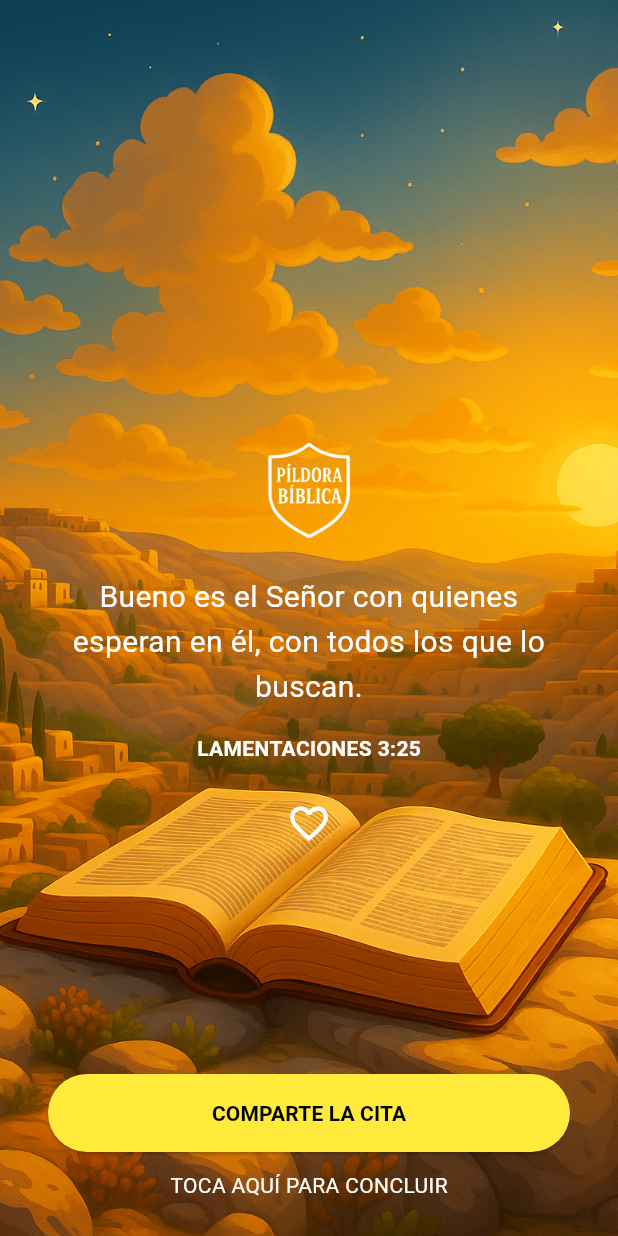
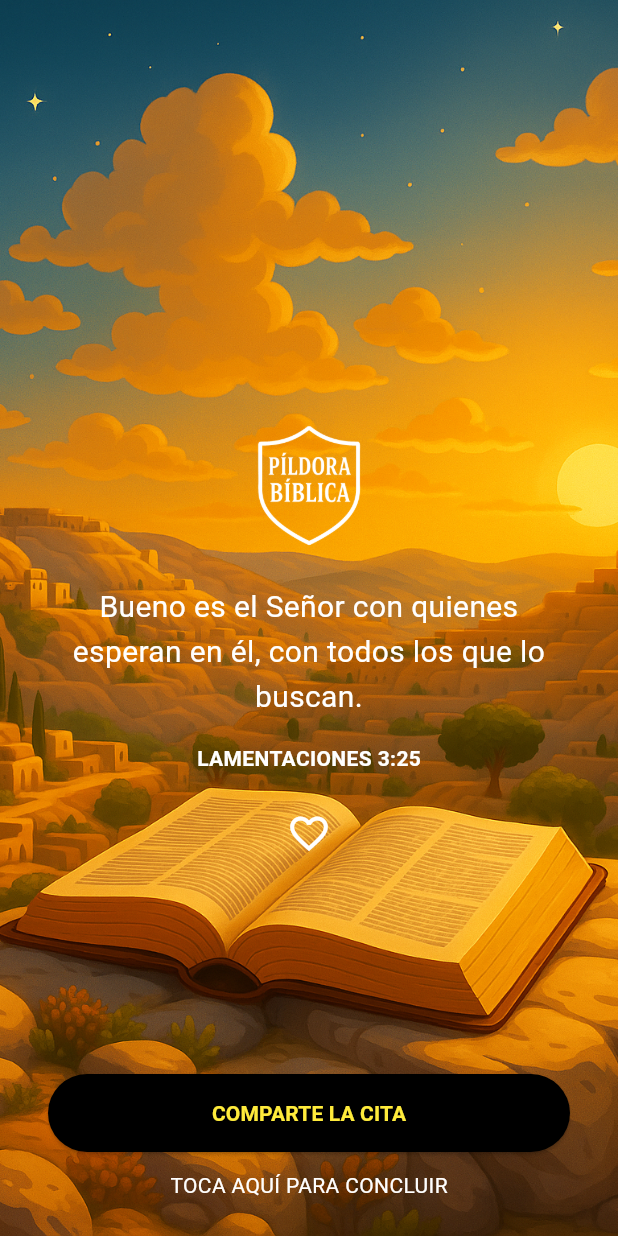
Before and after one commit to emgycreativo/Pildora_Biblica_app, a Flutter app: the screen it shows after launch, on a phone screen of 412 x 824 dp. Run offline on Flutter 3.47's test engine with Material 3 defaults, Android fonts, the phone set to English and light mode, and no system bars; our stand-ins replace share_plus.

Commit message:
Update button colors and logo size

```diff
--- a/lib/main.dart
+++ b/lib/main.dart
@@ -47,7 +47,7 @@ class _PantallaBienvenidaState extends State<PantallaBienvenida> {
                 const Spacer(flex: 2),
 
                 // Logo
-                Image.asset('assets/logo_pildora.png', width: 80),
+                Image.asset('assets/logo_pildora.png', width: 100),
                 const SizedBox(height: 16),
 
                 // Texto de la cita
@@ -100,7 +100,7 @@ class _PantallaBienvenidaState extends State<PantallaBienvenida> {
                     child: ElevatedButton(
                       onPressed: _shareQuote,
                       style: ElevatedButton.styleFrom(
-                        backgroundColor: Colors.yellow,
+                        backgroundColor: Colors.black,
                         padding: const EdgeInsets.symmetric(vertical: 16),
                         shape: RoundedRectangleBorder(
                           borderRadius: BorderRadius.circular(30),
@@ -109,7 +109,7 @@ class _PantallaBienvenidaState extends State<PantallaBienvenida> {
                       child: const Text(
                         'COMPARTE LA CITA',
                         style: TextStyle(
-                          color: Colors.black,
+                          color: Colors.yellow,
                           fontWeight: FontWeight.bold,
                         ),
                       ),
```
